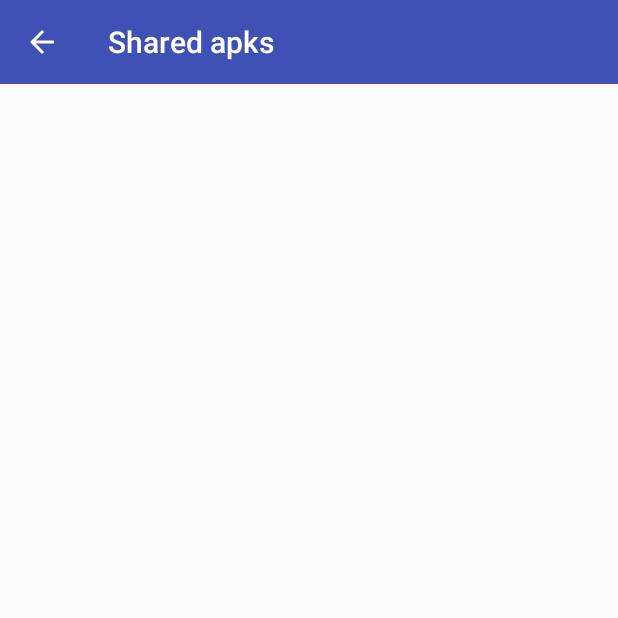
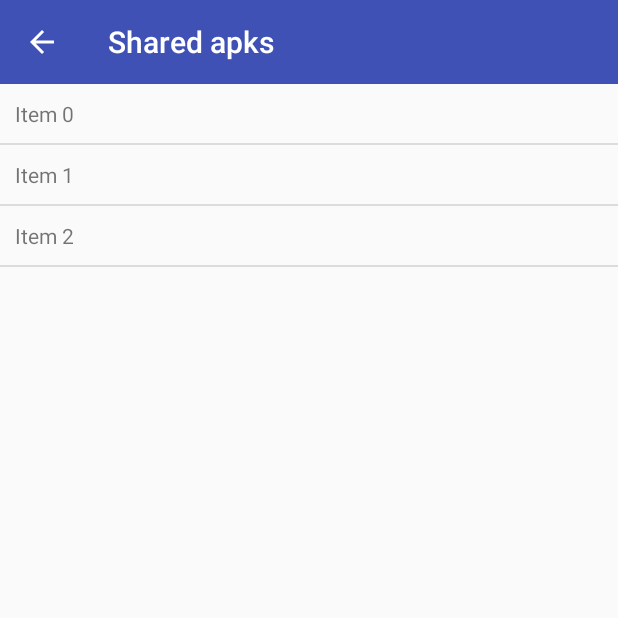
Before and after one commit to ogiba/AlphaBox, an Android app: the SharedItemsActivity screen opened directly, with no data from a screen before it, on a phone screen of 412 x 824 dp, the top half of it. Run offline under Robolectric (Android 15) with nearby library versions, the phone set to English and light mode, and no system bars; our stand-ins replace ButterKnife.

Commit message:
Provide simple item for shared apks ListView

```diff
--- a/app/src/main/java/pl/alphabox/scenes/shared/SharedItemsActivity.java
+++ b/app/src/main/java/pl/alphabox/scenes/shared/SharedItemsActivity.java
@@ -4,12 +4,14 @@ import android.os.Bundle;
 import android.support.annotation.Nullable;
 import android.support.v7.app.ActionBar;
 import android.view.MenuItem;
+import android.widget.Adapter;
 import android.widget.ListView;
 
 import java.util.ArrayList;
 
 import butterknife.BindView;
 import pl.alphabox.R;
+import pl.alphabox.scenes.shared.adapter.SharedItemAdapter;
 import pl.alphabox.utils.BaseActivity;
 import pl.alphabox.utils.BaseToolbarActivity;
 
@@ -45,6 +47,8 @@ public class SharedItemsActivity extends BaseToolbarActivity<ISharedItemsPresent
     protected void onCreate(@Nullable Bundle savedInstanceState) {
         super.onCreate(savedInstanceState);
 
+        setupShareItemsAdapter();
+
         presenter.loadSharedItems();
     }
 
@@ -60,8 +64,16 @@ public class SharedItemsActivity extends BaseToolbarActivity<ISharedItemsPresent
         return super.onOptionsItemSelected(item);
     }
 
+    private void setupShareItemsAdapter() {
+        this.sharedItemsListView.setAdapter(new SharedItemAdapter());
+    }
+
     @Override
     public void onItemsLoad(ArrayList<Object> items) {
+        Adapter adapter = sharedItemsListView.getAdapter();
 
+        if (adapter != null && adapter instanceof SharedItemAdapter) {
+            ((SharedItemAdapter) adapter).setItems(items);
+        }
     }
 }
--- a/app/src/main/java/pl/alphabox/scenes/shared/SharedItemsPresenter.java
+++ b/app/src/main/java/pl/alphabox/scenes/shared/SharedItemsPresenter.java
@@ -1,4 +1,6 @@
 package pl.alphabox.scenes.shared;
+
+import java.util.ArrayList;
 
 /**
  * Created by robertogiba on 12.01.2018.
@@ -13,6 +15,14 @@ public class SharedItemsPresenter implements ISharedItemsPresenter {
 
     @Override
     public void loadSharedItems() {
+        sharedItemsView.onItemsLoad(mockItems());
+    }
 
+    private ArrayList<Object> mockItems() {
+        ArrayList<Object> mockedItems = new ArrayList<>();
+        mockedItems.add(new Object());
+        mockedItems.add(new Object());
+        mockedItems.add(new Object());
+        return mockedItems;
     }
 }
--- /dev/null
+++ b/app/src/main/java/pl/alphabox/scenes/shared/adapter/SharedItemAdapter.java
@@ -0,0 +1,63 @@
+package pl.alphabox.scenes.shared.adapter;
+
+import android.view.LayoutInflater;
+import android.view.View;
+import android.view.ViewGroup;
+import android.widget.BaseAdapter;
+
+import java.util.ArrayList;
+
+import pl.alphabox.R;
+import pl.alphabox.scenes.shared.viewholder.SharedItemViewHolder;
+
+/**
+ * Created by robertogiba on 12.01.2018.
+ */
+
+public class SharedItemAdapter extends BaseAdapter {
+
+    private ArrayList<Object> items;
+
+    public SharedItemAdapter() {
+        this.items = new ArrayList<>();
+    }
+
+    @Override
+    public int getCount() {
+        return items.size();
+    }
+
+    @Override
+    public Object getItem(int position) {
+        return items.get(position);
+    }
+
+    @Override
+    public long getItemId(int position) {
+        return position;
+    }
+
+    @Override
+    public View getView(int position, View convertView, ViewGroup viewGroup) {
+        SharedItemViewHolder viewHolder;
+
+        if (convertView == null) {
+            convertView = LayoutInflater.from(viewGroup.getContext())
+                    .inflate(R.layout.item_list_shared_item, viewGroup, false);
+            viewHolder = new SharedItemViewHolder(convertView);
+            convertView.setTag(viewHolder);
+        } else {
+            viewHolder = (SharedItemViewHolder) convertView.getTag();
+        }
+
+        viewHolder.setName(String.format("Item %s", position));
+
+        return convertView;
+    }
+
+    public void setItems(ArrayList<Object> items) {
+        this.items.clear();
+        this.items.addAll(items);
+        notifyDataSetChanged();
+    }
+}
--- /dev/null
+++ b/app/src/main/java/pl/alphabox/scenes/shared/viewholder/SharedItemViewHolder.java
@@ -0,0 +1,30 @@
+package pl.alphabox.scenes.shared.viewholder;
+
+import android.view.View;
+import android.widget.TextView;
+
+import butterknife.BindView;
+import butterknife.ButterKnife;
+import pl.alphabox.R;
+
+/**
+ * Created by robertogiba on 12.01.2018.
+ */
+
+public class SharedItemViewHolder {
+
+    @BindView(R.id.tv_app_name)
+    protected TextView appNameView;
+
+    private final View itemView;
+
+    public SharedItemViewHolder(View itemView) {
+        this.itemView = itemView;
+        ButterKnife.bind(this, itemView);
+    }
+
+    public SharedItemViewHolder setName(String name) {
+        this.appNameView.setText(name);
+        return this;
+    }
+}
--- a/app/src/main/res/layout/activity_shared_items.xml
+++ b/app/src/main/res/layout/activity_shared_items.xml
@@ -17,5 +17,6 @@
         android:id="@+id/lv_shared_items"
         android:layout_width="match_parent"
         android:layout_height="match_parent"
-        android:layout_below="@id/toolbar" />
+        android:layout_below="@id/toolbar"
+        tools:listitem="@layout/item_list_shared_item" />
 </RelativeLayout>
--- /dev/null
+++ b/app/src/main/res/layout/item_list_shared_item.xml
@@ -0,0 +1,15 @@
+<?xml version="1.0" encoding="utf-8"?>
+<RelativeLayout xmlns:android="http://schemas.android.com/apk/res/android"
+    xmlns:tools="http://schemas.android.com/tools"
+    android:layout_width="match_parent"
+    android:layout_height="wrap_content">
+
+    <TextView
+        android:id="@+id/tv_app_name"
+        android:layout_width="wrap_content"
+        android:layout_height="wrap_content"
+        android:layout_alignParentEnd="true"
+        android:layout_alignParentStart="true"
+        android:padding="10dp"
+        tools:text="Test name" />
+</RelativeLayout>
```
